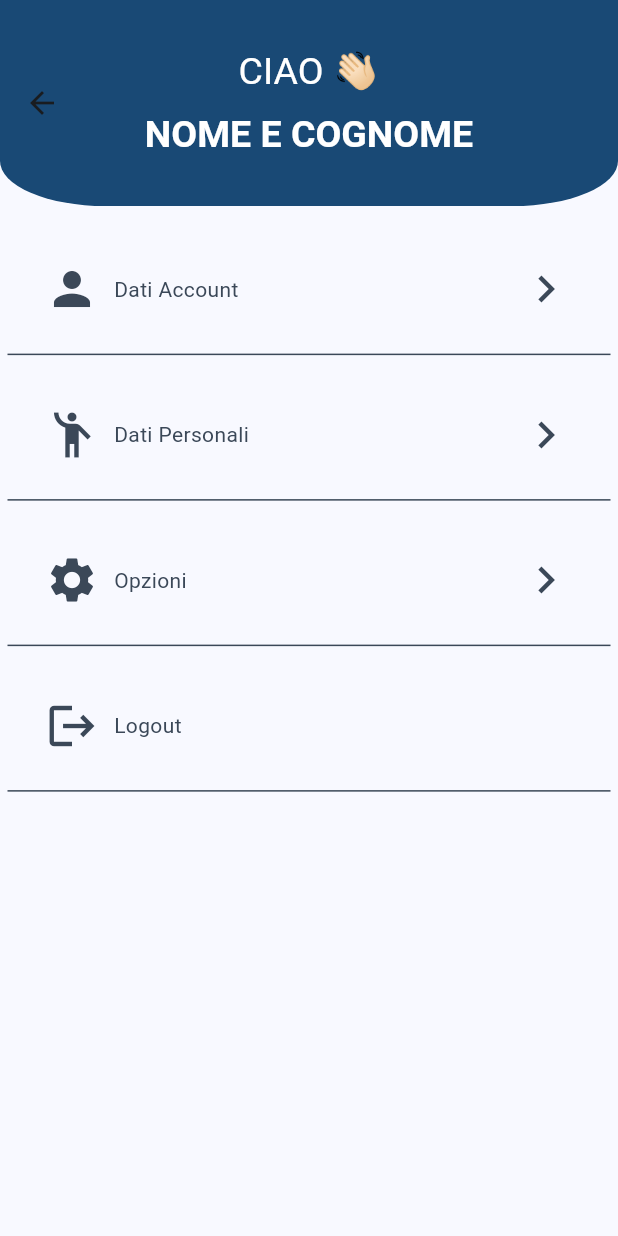
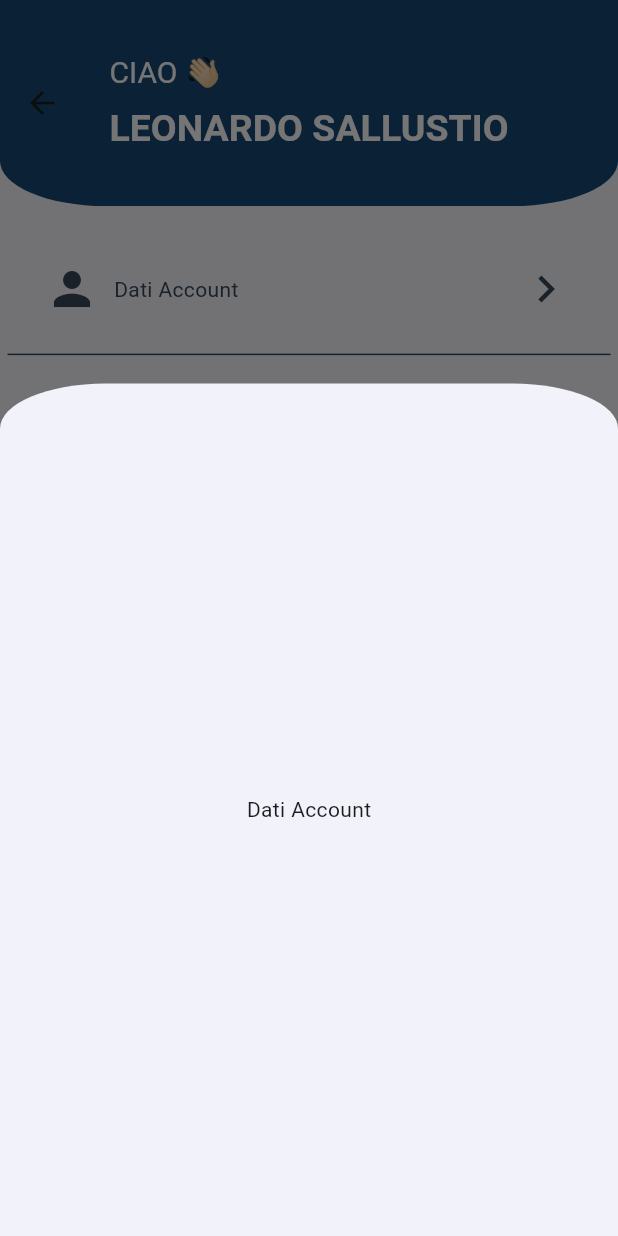
Before and after one commit to LeoSallu/bloc_loyalty, a Flutter app: the ProfileView screen opened directly, after a tap on "Dati Account", on a phone screen of 412 x 824 dp. Run offline on Flutter 3.47's test engine with Material 3 defaults, Android fonts, the phone set to English and light mode, and no system bars; our stand-ins replace barcode_widget, equatable, flutter_bloc, flutter_secure_storage, formz; missing offline and left inert: flutter_cached_pdfview; accounts and stored records are empty; statements that could not run were skipped.

Commit message:
:art: improve: structure of profile page and add functionality to buttons + modal

```diff
--- a/lib/profile/view/profile_view.dart
+++ b/lib/profile/view/profile_view.dart
@@ -24,17 +24,18 @@ class ProfileView extends StatelessWidget {
         ),
         centerTitle: true,
         title: Column(
+          crossAxisAlignment: CrossAxisAlignment.start,
           children: [
             Text(
               'CIAO 👋🏻',
               style: TextStyle(
                 color: Theme.of(context).colorScheme.onPrimary,
-                fontSize: 25,
+                fontSize: 20,
               ),
             ),
             const SizedBox(height: 10),
             Text(
-              'NOME E COGNOME',
+              'Leonardo Sallustio'.toUpperCase(),
               style: TextStyle(
                 color: Theme.of(context).colorScheme.onPrimary,
                 fontSize: 25,
@@ -60,32 +61,121 @@ class ProfileView extends StatelessWidget {
                 Icons.person,
                 'Dati Account',
                 true,
-                () {},
+                () => _buildModal(
+                  context,
+                  SizedBox(
+                    width: double.infinity,
+                    height: MediaQuery.of(context).size.height / 1.45,
+                    child: const Center(
+                      child: Text('Dati Account'),
+                    ),
+                  ),
+                ),
               ),
               _buildProfileLink(
                 context,
                 Icons.emoji_people,
                 'Dati Personali',
                 true,
-                () {},
+                () => _buildModal(
+                  context,
+                  SizedBox(
+                    width: double.infinity,
+                    height: MediaQuery.of(context).size.height / 1.45,
+                    child: const Center(
+                      child: Text('Dati Personali'),
+                    ),
+                  ),
+                ),
               ),
               _buildProfileLink(
                 context,
                 Icons.settings,
                 'Opzioni',
                 true,
-                () {},
+                () => _buildModal(
+                  context,
+                  SizedBox(
+                    width: double.infinity,
+                    height: MediaQuery.of(context).size.height / 1.45,
+                    child: const Center(
+                      child: Text('Opzioni'),
+                    ),
+                  ),
+                ),
               ),
               _buildProfileLink(
                 context,
                 Icons.logout,
                 'Logout',
                 false,
-                () => logout(),
+                () => _buildModal(
+                  context,
+                  _buildLogoutModal(context, logout),
+                ),
               ),
             ],
           ),
         ),
+      ),
+    );
+  }
+
+  void _buildModal(context, Widget page) {
+    showModalBottomSheet(
+      isScrollControlled: true,
+      shape: const RoundedRectangleBorder(
+        borderRadius: BorderRadius.vertical(
+          top: Radius.elliptical(70, 30),
+        ),
+      ),
+      context: context,
+      builder: (BuildContext context) {
+        return page;
+      },
+    );
+  }
+
+  SizedBox _buildLogoutModal(context, Function logout) {
+    return SizedBox(
+      width: double.infinity,
+      height: MediaQuery.of(context).size.height / 4,
+      child: Column(
+        mainAxisSize: MainAxisSize.max,
+        mainAxisAlignment: MainAxisAlignment.center,
+        crossAxisAlignment: CrossAxisAlignment.center,
+        children: [
+          Text(
+            'Sei Sicuro ?',
+            style: TextStyle(
+              fontWeight: FontWeight.w600,
+              fontSize: Theme.of(context).textTheme.displaySmall?.fontSize,
+            ),
+          ),
+          const SizedBox(height: 20),
+          Row(
+            mainAxisAlignment: MainAxisAlignment.center,
+            children: [
+              ElevatedButton(
+                onPressed: () => Navigator.of(context).pop(),
+                child: const Text('Annulla'),
+              ),
+              const SizedBox(width: 15),
+              ElevatedButton(
+                style: ButtonStyle(
+                  backgroundColor: WidgetStateProperty.all(Colors.red),
+                ),
+                onPressed: () => logout(),
+                child: Text(
+                  'Prosegui',
+                  style: TextStyle(
+                    color: Theme.of(context).colorScheme.onPrimary,
+                  ),
+                ),
+              )
+            ],
+          )
+        ],
       ),
     );
   }
```
